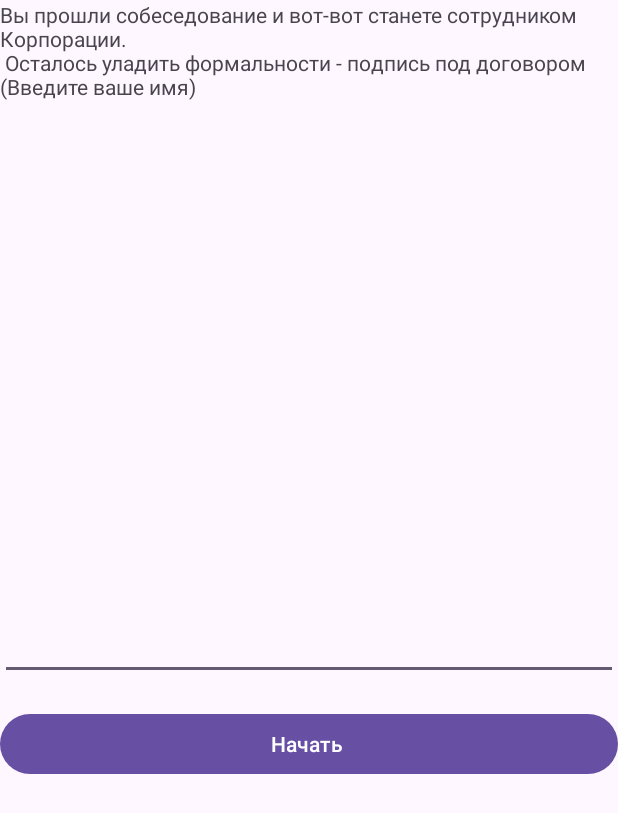
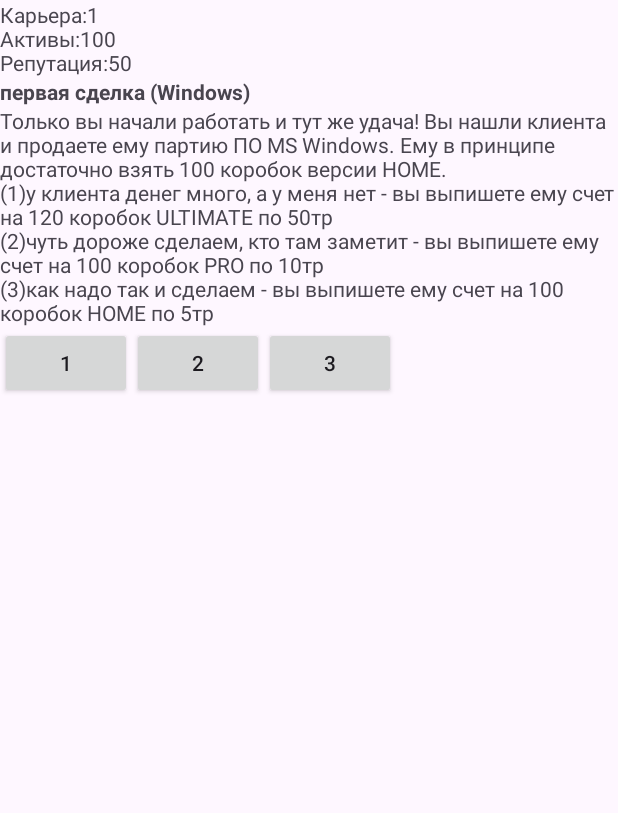
Before and after one commit to daniillazarev123/TextGame, an Android app: the screen it shows after launch (MainActivity), on a phone screen of 412 x 824 dp. Shown: the top 813 px of the screen. Run offline under Robolectric (Android 15) with nearby library versions, the phone set to English and light mode, and no system bars.

Commit message:
поменял структуру

```diff
--- a/app/src/main/java/com/example/myapplication/MainActivity.java
+++ b/app/src/main/java/com/example/myapplication/MainActivity.java
@@ -6,66 +6,74 @@ import android.os.Bundle;
 import android.view.View;
 import android.widget.Button;
 import android.widget.EditText;
+import android.widget.LinearLayout;
 import android.widget.TextView;
+import android.widget.Toast;
 
 public class MainActivity extends AppCompatActivity {
 
-    private TextView tvStory;
-    private EditText etAnswer;
-    private Button start , action;
-    public static Character manager;
-    public static Story story;
-
+    private Character manager; // персонаж
+    private Story story; // история (сюжет)
     @Override
     protected void onCreate(Bundle savedInstanceState) {
         super.onCreate(savedInstanceState);
         setContentView(R.layout.activity_main);
-        tvStory= findViewById(R.id.textView);
-        etAnswer= findViewById(R.id.editTextText2);
-        start= findViewById(R.id.button);
-        action= findViewById(R.id.button2);
-        tvStory.setText("Вы прошли собеседование и вот-вот станете сотрудником Корпорации.\n" +"" +
-                " Осталось уладить формальности - подпись под договором (Введите ваше имя)");
-        start.setOnClickListener(new View.OnClickListener() {
-            @Override
-            public void onClick(View view) {
-                manager = new Character(etAnswer.getText().toString());
-                story = new Story();
-                getStory();
-                start.setVisibility(View.GONE);
-                action.setVisibility(View.VISIBLE);
-
-            }
-        });
-
-
-        action.setOnClickListener(new View.OnClickListener() {
-            @Override
-            public void onClick(View view) {
-                if (story.isEnd()) {
-                    tvStory.append("\n====================the end!===================");
-                    return;
-                }
-                story.go(Integer.parseInt(etAnswer.getText().toString()));
-                getStory();
-
-
-            }
-        });
+        // создаем нового персонажа и историю
+        manager = new Character("Вася");
+        story = new Story();
+        // в первый раз выводим на форму весь необходимый текст и элементы
+        // управления
+        updateStatus();
     }
-
-
-
-    public void getStory(){
+    // метод для перехода на нужную ветку развития
+    private void go(int i) {
+        story.go(i + 1);
+        updateStatus();
+        // если история закончилась, выводим на экран поздравление
+        if (story.isEnd())
+            Toast.makeText(this, "Игра закончена!", Toast.LENGTH_LONG).show();
+    }
+    // в этом методе размещаем всю информацию, специфичную для текущей
+    // ситуации на форме приложения, а также размещаем кнопки, которые
+    // позволят пользователю выбрать дальнейший ход событий
+    private void updateStatus() {
+        // не забываем обновить репутацию в соответствии с новым
+        // состоянием дел
         manager.A += story.current_situation.dA;
         manager.K += story.current_situation.dK;
         manager.R += story.current_situation.dR;
-        tvStory.append("\nКарьера:" + manager.K + "\nАктивы:"
-                + manager.A + "\nРепутация:" + manager.R + "\n");
-        tvStory.append("============="
-                + story.current_situation.subject + "==============\n");
-        tvStory.append(story.current_situation.text);
-        etAnswer.setText("");
-        //привет
+        // выводим статус на форму
+        ((TextView) findViewById(R.id.status)).
+                setText("Карьера:" + manager.K +
+                        "\nАктивы:" + manager.A + "\nРепутация:" + manager.R);
+        // аналогично для заголовка и описания ситуации
+        ((TextView) findViewById(R.id.title)).
+                setText(story.current_situation.subject);
+        ((TextView) findViewById(R.id.desc)).
+                setText(story.current_situation.text);
+        ((LinearLayout) findViewById(R.id.layout)).removeAllViews();
+        // размещаем кнопку для каждого варианта, который пользователь
+        // может выбрать
+        for (int i = 0; i < story.current_situation.direction.length; i++) {
+            Button b = new Button(this);
+            b.setText(Integer.toString(i + 1));
+            final int buttonId = i;
+            // Внимание! в анонимных классах
+            // можно использовать только те переменные метода,
+            // которые объявлены как final.
+            // Создаем объект анонимного класса и устанавливаем его
+            // обработчиком нажатия на кнопку
+            b.setOnClickListener(new View.OnClickListener() {
+                @Override
+                public void onClick(View v) {
+                    go(buttonId);
+                    // поскольку анонимный класс имеет полный
+                    // доступ к методам и переменным родительского,
+                    // то просто вызываем нужный нам метод.
+                }
+            });
+            // добавляем готовую кнопку на разметку
+            ((LinearLayout) findViewById(R.id.layout)).addView(b);
+        }
     }
 }
--- a/app/src/main/java/com/example/myapplication/Story.java
+++ b/app/src/main/java/com/example/myapplication/Story.java
@@ -20,8 +20,16 @@ public class Story {
         start_story.direction[1] = new Situation(
                 "совещание, босс доволен",
                 "Сегодня будет совещание, меня неожиданно вызвали,"
-                        + "есть сведения что \n босс доволен сегодняшней сделкой.",
-                0, 1, 100, 0);
+                        + "есть сведения что \n босс доволен сегодняшней сделкой." +
+                        "(1) Придти \n" +
+                        "(2) не приходить \n",
+                2, 1, 100, 0);
+        start_story.direction[1].direction[0] = new Situation("Вы пришли", "Вы преуспели", 0, 10, 1000, 1000);
+        current_situation = start_story;
+
+        start_story.direction[1].direction[1] = new Situation("Вы не пришли ", "Вы не преуспели ", 0, 10, 10, 12);
+        current_situation = start_story;
+
         start_story.direction[2] = new Situation(
                 "мой первый лояльный клиент",
                 "Мой первый клиент доволен скоростью и качеством "
--- a/app/src/main/res/layout/activity_main.xml
+++ b/app/src/main/res/layout/activity_main.xml
@@ -1,63 +1,33 @@
 <?xml version="1.0" encoding="utf-8"?>
-<androidx.constraintlayout.widget.ConstraintLayout xmlns:android="http://schemas.android.com/apk/res/android"
-    xmlns:app="http://schemas.android.com/apk/res-auto"
+<LinearLayout xmlns:android="http://schemas.android.com/apk/res/android"
     xmlns:tools="http://schemas.android.com/tools"
     android:layout_width="match_parent"
     android:layout_height="match_parent"
+    android:orientation="vertical"
     tools:context=".MainActivity">
 
-    <ScrollView
-        android:id="@+id/scrollView2"
+    <TextView
+        android:layout_width="wrap_content"
+        android:layout_height="wrap_content"
+        android:text="@string/status"
+        android:id="@+id/status"
+        />
+    <TextView
+        android:layout_width="wrap_content"
+        android:layout_height="wrap_content"
+        android:text="@string/title"
+        android:id="@+id/title"
+        android:textStyle="bold"
+        />
+    <TextView
+        android:layout_width="wrap_content"
+        android:layout_height="wrap_content"
+        android:text="@string/description"
+        android:id="@+id/desc"
+        />
+    <LinearLayout
+        android:orientation="horizontal"
         android:layout_width="match_parent"
-        android:layout_height="400dp"
-        app:layout_constraintEnd_toEndOf="parent"
-        app:layout_constraintStart_toStartOf="parent"
-        app:layout_constraintTop_toTopOf="parent">
-
-        <TextView
-            android:id="@+id/textView"
-            android:layout_width="match_parent"
-            android:layout_height="wrap_content"
-            app:layout_constraintEnd_toEndOf="parent"
-            app:layout_constraintStart_toStartOf="parent"
-            app:layout_constraintTop_toTopOf="parent" />
-    </ScrollView>
-
-    <EditText
-        android:id="@+id/editTextText2"
-        android:layout_width="0dp"
-        android:layout_height="wrap_content"
-        android:layout_marginTop="8dp"
-        android:ems="10"
-        android:inputType="text"
-        app:layout_constraintEnd_toEndOf="@+id/scrollView2"
-        app:layout_constraintHorizontal_bias="0.503"
-        app:layout_constraintStart_toStartOf="@+id/scrollView2"
-        app:layout_constraintTop_toBottomOf="@+id/scrollView2" />
-
-    <Button
-        android:id="@+id/button"
-        android:layout_width="0dp"
-        android:layout_height="wrap_content"
-        android:layout_marginTop="64dp"
-        android:text="Начать "
-        android:visibility="visible"
-        app:layout_constraintEnd_toEndOf="parent"
-        app:layout_constraintHorizontal_bias="0.833"
-        app:layout_constraintStart_toStartOf="parent"
-        app:layout_constraintTop_toTopOf="@+id/editTextText2" />
-
-    <Button
-        android:id="@+id/button2"
-        android:layout_width="401dp"
-        android:layout_height="53dp"
-        android:text="Сделать "
-        android:visibility="gone"
-        app:layout_constraintBottom_toBottomOf="parent"
-        app:layout_constraintEnd_toEndOf="parent"
-        app:layout_constraintHorizontal_bias="0.522"
-        app:layout_constraintStart_toStartOf="parent"
-        app:layout_constraintTop_toBottomOf="@+id/button"
-        app:layout_constraintVertical_bias="0.039" />
-
-</androidx.constraintlayout.widget.ConstraintLayout>
+        android:layout_height="match_parent"
+        android:id="@+id/layout"/>
+</LinearLayout>
--- a/app/src/main/res/values/strings.xml
+++ b/app/src/main/res/values/strings.xml
@@ -1,3 +1,6 @@
 <resources>
     <string name="app_name">My Application</string>
+    <string name="status">Статус</string>
+    <string name="title">Заголовок ситуации</string>
+    <string name="description">Описание ситуации</string>
 </resources>
```
